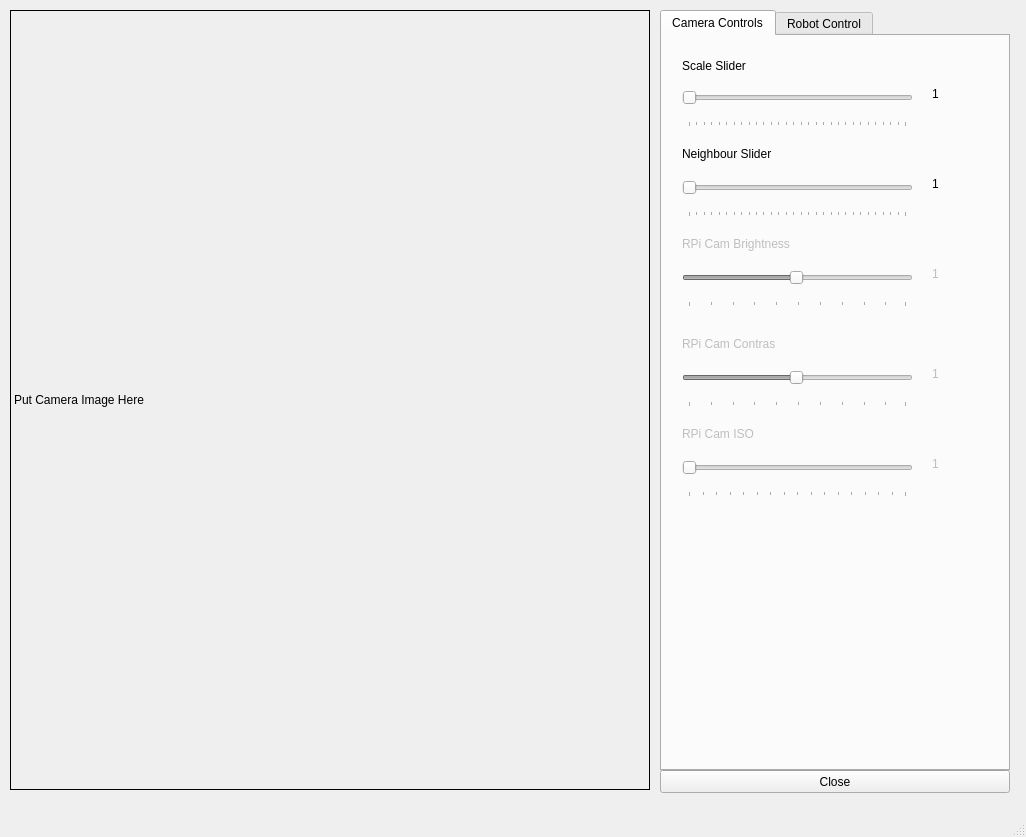
Old version of the form supplementary/gui_v1.ui in the repository msumccoy/robotics.
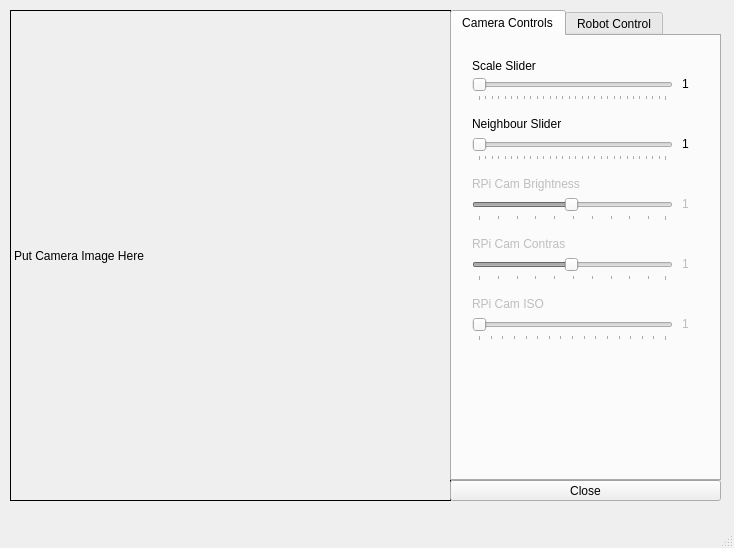
New version of the form.

Commit message: Adjust the size of the window to better fit on raspberry pi desktop

```diff
--- a/supplementary/gui_v1.ui
+++ b/supplementary/gui_v1.ui
@@ -6,8 +6,8 @@
    <rect>
     <x>0</x>
     <y>0</y>
-    <width>1026</width>
-    <height>837</height>
+    <width>734</width>
+    <height>548</height>
    </rect>
   </property>
   <property name="windowTitle">
@@ -19,8 +19,8 @@
      <rect>
       <x>10</x>
       <y>10</y>
-      <width>640</width>
-      <height>780</height>
+      <width>441</width>
+      <height>491</height>
      </rect>
     </property>
     <property name="sizePolicy">
@@ -45,10 +45,10 @@
    <widget class="QPushButton" name="btn_close">
     <property name="geometry">
      <rect>
-      <x>660</x>
-      <y>770</y>
-      <width>350</width>
-      <height>23</height>
+      <x>450</x>
+      <y>480</y>
+      <width>271</width>
+      <height>21</height>
      </rect>
     </property>
     <property name="statusTip">
@@ -64,10 +64,10 @@
    <widget class="QTabWidget" name="tabWidget">
     <property name="geometry">
      <rect>
-      <x>660</x>
+      <x>450</x>
       <y>10</y>
-      <width>350</width>
-      <height>761</height>
+      <width>271</width>
+      <height>471</height>
      </rect>
     </property>
     <property name="currentIndex">
@@ -82,8 +82,8 @@
        <rect>
         <x>20</x>
         <y>40</y>
-        <width>231</width>
-        <height>51</height>
+        <width>201</width>
+        <height>25</height>
        </rect>
       </property>
       <property name="styleSheet">
@@ -109,9 +109,9 @@
       <property name="geometry">
        <rect>
         <x>20</x>
-        <y>130</y>
-        <width>231</width>
-        <height>51</height>
+        <y>100</y>
+        <width>201</width>
+        <height>25</height>
        </rect>
       </property>
       <property name="minimum">
@@ -147,7 +147,7 @@
       <property name="geometry">
        <rect>
         <x>20</x>
-        <y>110</y>
+        <y>80</y>
         <width>111</width>
         <height>16</height>
        </rect>
@@ -159,10 +159,10 @@
      <widget class="QLabel" name="CV_Scale_val">
       <property name="geometry">
        <rect>
-        <x>270</x>
-        <y>50</y>
-        <width>59</width>
-        <height>15</height>
+        <x>230</x>
+        <y>40</y>
+        <width>31</width>
+        <height>16</height>
        </rect>
       </property>
       <property name="text">
@@ -172,10 +172,10 @@
      <widget class="QLabel" name="CV_Neigh_val">
       <property name="geometry">
        <rect>
-        <x>270</x>
-        <y>140</y>
-        <width>59</width>
-        <height>15</height>
+        <x>230</x>
+        <y>100</y>
+        <width>31</width>
+        <height>16</height>
        </rect>
       </property>
       <property name="text">
@@ -188,10 +188,10 @@
       </property>
       <property name="geometry">
        <rect>
-        <x>270</x>
-        <y>230</y>
-        <width>59</width>
-        <height>15</height>
+        <x>230</x>
+        <y>160</y>
+        <width>31</width>
+        <height>16</height>
        </rect>
       </property>
       <property name="text">
@@ -205,7 +205,7 @@
       <property name="geometry">
        <rect>
         <x>20</x>
-        <y>200</y>
+        <y>140</y>
         <width>141</width>
         <height>16</height>
        </rect>
@@ -221,9 +221,9 @@
       <property name="geometry">
        <rect>
         <x>20</x>
-        <y>220</y>
-        <width>231</width>
-        <height>51</height>
+        <y>160</y>
+        <width>201</width>
+        <height>25</height>
        </rect>
       </property>
       <property name="minimum">
@@ -251,10 +251,10 @@
       </property>
       <property name="geometry">
        <rect>
-        <x>270</x>
-        <y>330</y>
-        <width>59</width>
-        <height>15</height>
+        <x>230</x>
+        <y>220</y>
+        <width>31</width>
+        <height>16</height>
        </rect>
       </property>
       <property name="text">
@@ -268,7 +268,7 @@
       <property name="geometry">
        <rect>
         <x>20</x>
-        <y>300</y>
+        <y>200</y>
         <width>111</width>
         <height>16</height>
        </rect>
@@ -284,9 +284,9 @@
       <property name="geometry">
        <rect>
         <x>20</x>
-        <y>320</y>
-        <width>231</width>
-        <height>51</height>
+        <y>220</y>
+        <width>201</width>
+        <height>25</height>
        </rect>
       </property>
       <property name="minimum">
@@ -308,6 +308,22 @@
        <number>10</number>
       </property>
      </widget>
+     <widget class="QLabel" name="RPi_ISO_val">
+      <property name="enabled">
+       <bool>false</bool>
+      </property>
+      <property name="geometry">
+       <rect>
+        <x>230</x>
+        <y>280</y>
+        <width>31</width>
+        <height>16</height>
+       </rect>
+      </property>
+      <property name="text">
+       <string>1</string>
+      </property>
+     </widget>
      <widget class="QSlider" name="RPi_ISO_slider">
       <property name="enabled">
        <bool>false</bool>
@@ -315,9 +331,9 @@
       <property name="geometry">
        <rect>
         <x>20</x>
-        <y>410</y>
-        <width>231</width>
-        <height>51</height>
+        <y>280</y>
+        <width>201</width>
+        <height>25</height>
        </rect>
       </property>
       <property name="minimum">
@@ -339,22 +355,6 @@
        <number>50</number>
       </property>
      </widget>
-     <widget class="QLabel" name="RPi_ISO_val">
-      <property name="enabled">
-       <bool>false</bool>
-      </property>
-      <property name="geometry">
-       <rect>
-        <x>270</x>
-        <y>420</y>
-        <width>59</width>
-        <height>15</height>
-       </rect>
-      </property>
-      <property name="text">
-       <string>1</string>
-      </property>
-     </widget>
      <widget class="QLabel" name="RPi_ISO_label">
       <property name="enabled">
        <bool>false</bool>
@@ -362,7 +362,7 @@
       <property name="geometry">
        <rect>
         <x>20</x>
-        <y>390</y>
+        <y>260</y>
         <width>111</width>
         <height>16</height>
        </rect>
```
Left out of the diff: 44 changed lines with no effect on the pictures. The commit also changes 1 other file.
